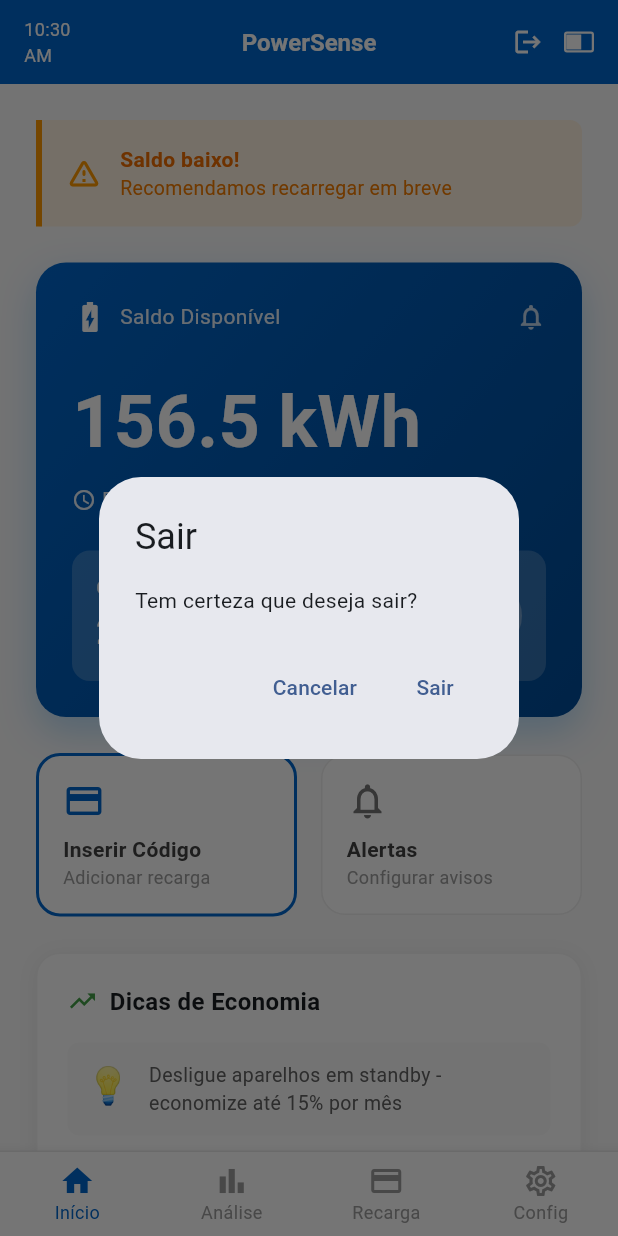
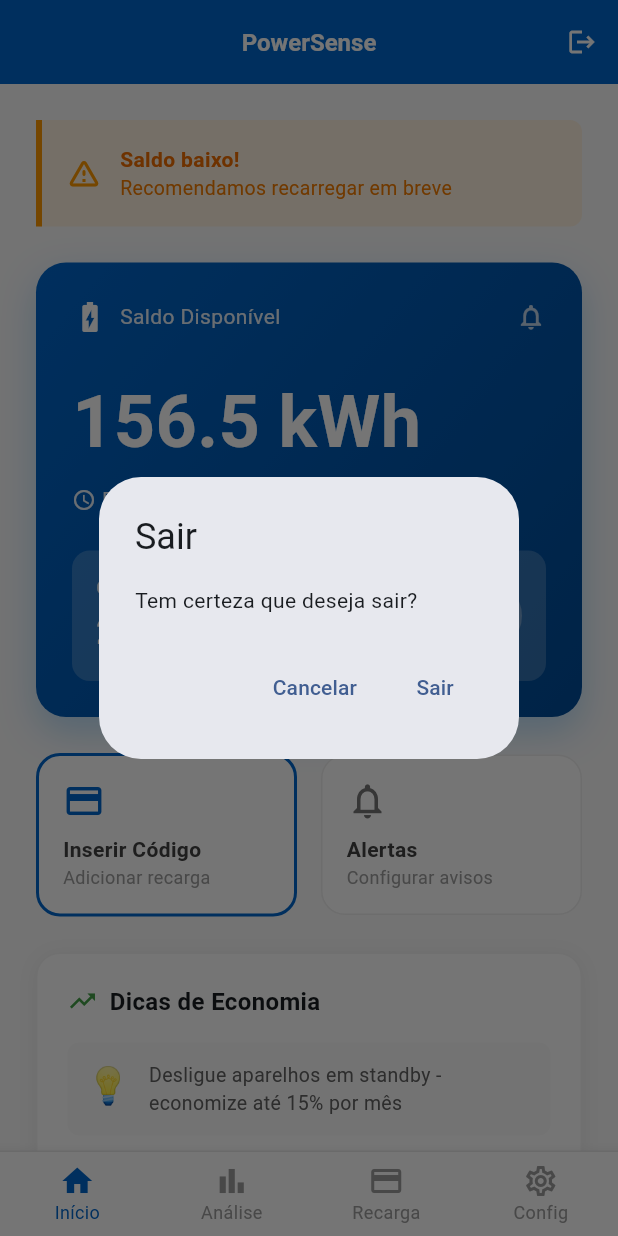
Before and after one commit to restenPiz/PowerSense, a Flutter app: the MainScreen screen opened directly, after a tap on "Inserir Código", after a tap on the "logout" icon, on a phone screen of 412 x 824 dp. Run offline on Flutter 3.47's test engine with Material 3 defaults, Android fonts, the phone set to English and light mode, and no system bars; our stand-ins replace shared_preferences; accounts and stored records are empty.

Commit message:
Doing some updates in the application' git

```diff
--- a/powersense/lib/screens/main_screen.dart
+++ b/powersense/lib/screens/main_screen.dart
@@ -93,15 +93,6 @@
           ),
         ),
         centerTitle: true,
-        leading: Padding(
-          padding: const EdgeInsets.only(left: 16),
-          child: Center(
-            child: Text(
-              TimeOfDay.now().format(context),
-              style: const TextStyle(color: Colors.white, fontSize: 12),
-            ),
-          ),
-        ),
         actions: [
           // Botão de logout
           IconButton(
@@ -110,27 +101,27 @@
             tooltip: 'Sair',
           ),
           // Bateria
-          Padding(
-            padding: const EdgeInsets.only(right: 16),
-            child: Center(
-              child: Container(
-                width: 20,
-                height: 14,
-                decoration: BoxDecoration(
-                  border: Border.all(color: Colors.white, width: 1.5),
-                  borderRadius: BorderRadius.circular(2),
-                ),
-                child: Align(
-                  alignment: Alignment.centerLeft,
-                  child: Container(
-                    width: 10,
-                    height: 10,
-                    decoration: const BoxDecoration(color: Colors.white),
-                  ),
-                ),
-              ),
-            ),
-          ),
+          // Padding(
+          //   padding: const EdgeInsets.only(right: 16),
+          //   child: Center(
+          //     child: Container(
+          //       width: 20,
+          //       height: 14,
+          //       decoration: BoxDecoration(
+          //         border: Border.all(color: Colors.white, width: 1.5),
+          //         borderRadius: BorderRadius.circular(2),
+          //       ),
+          //       child: Align(
+          //         alignment: Alignment.centerLeft,
+          //         child: Container(
+          //           width: 10,
+          //           height: 10,
+          //           decoration: const BoxDecoration(color: Colors.white),
+          //         ),
+          //       ),
+          //     ),
+          //   ),
+          // ),
         ],
       ),
       body: _screens[_selectedIndex],
```
